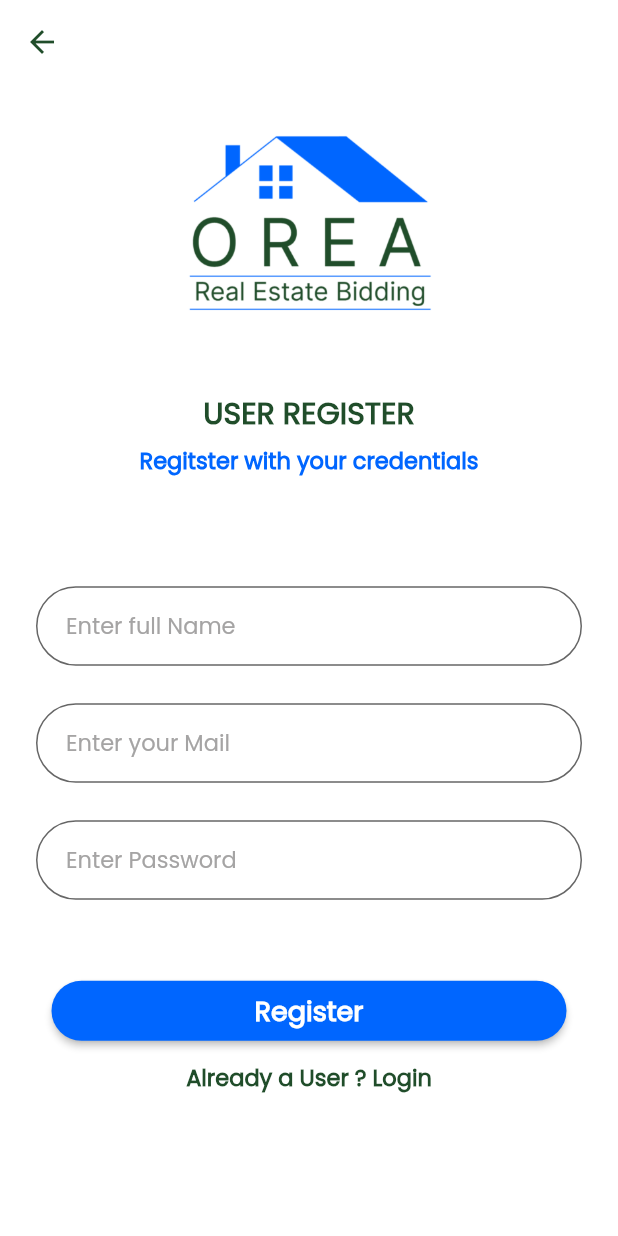
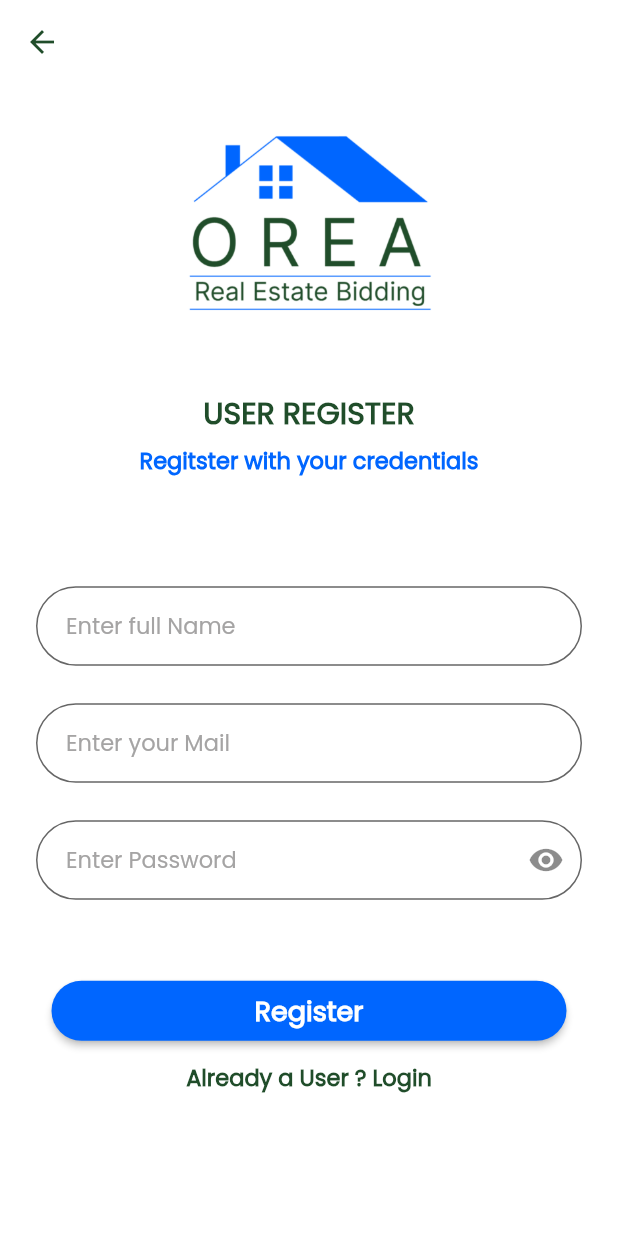
Before and after one commit to saroj-kumar-padhi/orea, a Flutter app: the screen it shows after launch, after a tap on "Sign In", after a tap on "Register", on a phone screen of 412 x 824 dp. Run offline on Flutter 3.47's test engine with Material 2 defaults, Android fonts, the phone set to English and light mode, and no system bars; our stand-ins replace carousel_slider, cloud_firestore, dots_indicator, firebase_auth, firebase_core, firebase_storage and 2 more; missing offline and left inert: jazzcash_flutter; accounts and stored records are empty; network calls fail.

Commit message:
done some changes

```diff
--- a/lib/screens/bid_history/bid_history.dart
+++ b/lib/screens/bid_history/bid_history.dart
@@ -109,10 +109,11 @@ class _BidHistory extends State<BidHistory> {
                               const SizedBox(height: 15),
                               Row(
                                 children: [
-                                  LightText("placed by \n${user!.email}",
+                                  LightText("placed by 'BidUser' name",
                                       deepGreer, 11),
                                 ],
                               ),
+                              LightText("${user!.email}", deepGreer, 11),
                               const SizedBox(height: 5),
                               Row(
                                 children: [
--- a/lib/screens/orea_admin_pannel/orea_admin_pannel.dart
+++ b/lib/screens/orea_admin_pannel/orea_admin_pannel.dart
@@ -1,3 +1,5 @@
+import 'package:Orea/screens/user_singIn/user_signIn.dart';
+import 'package:Orea/screens/welcome_screen/welcome_screen.dart';
 import 'package:firebase_auth/firebase_auth.dart';
 import 'package:flutter/material.dart';
 import 'package:Orea/common_utils/common_utils.dart';
@@ -69,7 +71,7 @@ class _OreaAdmin extends State<OreaAdmin> {
                     Navigator.pushReplacement(
                         context,
                         MaterialPageRoute(
-                            builder: (context) => const AdminUserScreen()));
+                            builder: (context) => const WelcomeScreen()));
                   }, context),
                 ],
               ),
--- a/lib/screens/place_your_bid/place_your_bid.dart
+++ b/lib/screens/place_your_bid/place_your_bid.dart
@@ -45,6 +45,7 @@ class _PlaceYourBidState extends State<PlaceYourBid> {
     final TextEditingController amountContrller = TextEditingController();
     final TextEditingController amountDescription = TextEditingController();
     return Scaffold(
+      resizeToAvoidBottomInset: false,
       backgroundColor: whiteColor,
       appBar: AppBar(
         automaticallyImplyLeading: false,
--- a/lib/screens/skip_user/skip_user.dart
+++ b/lib/screens/skip_user/skip_user.dart
@@ -126,7 +126,7 @@ class _SkipUser extends State<SkipUser> {
                 ),
               ),
               onTap: () {
-                Navigator.of(context).push(
+                Navigator.of(context).pushReplacement(
                     MaterialPageRoute(builder: (context) => AdminSignIn()));
               },
             ),
--- a/lib/screens/user_register/user_register.dart
+++ b/lib/screens/user_register/user_register.dart
@@ -5,13 +5,22 @@ import 'package:Orea/common_utils/image_paths.dart';
 import '../orea_real_estate_bidding/orea_real_estate_bidding.dart';
 import '../user_singIn/user_signIn.dart';
 
-class UserRegister extends StatelessWidget {
+class UserRegister extends StatefulWidget {
   UserRegister({super.key});
 
+  @override
+  State<UserRegister> createState() => _UserRegisterState();
+}
+
+class _UserRegisterState extends State<UserRegister> {
   //editing controllers
   final TextEditingController nameController = TextEditingController();
+
   final TextEditingController emailController = TextEditingController();
+
   final TextEditingController passwordController = TextEditingController();
+
+  bool _obscureText = true;
 
   //formkey
   final _formKey = GlobalKey<FormState>();
@@ -114,20 +123,36 @@ class UserRegister extends StatelessWidget {
                   const SizedBox(height: 25),
                   //PASSWORD FIELD ---------->>>
                   TextFormField(
+                    obscureText: _obscureText,
                     controller: passwordController,
                     autofocus: false,
                     keyboardType: TextInputType.name,
                     decoration: InputDecoration(
                         fillColor: whiteColor,
                         filled: true,
-                      contentPadding: const EdgeInsets.fromLTRB(20, 15, 20, 15),
+                        contentPadding:
+                            const EdgeInsets.fromLTRB(20, 15, 20, 15),
                         hintText: "Enter Password",
                         hintStyle: const TextStyle(
                             fontFamily: "Poppins", color: hint, fontSize: 15),
                         border: OutlineInputBorder(
                             borderRadius: BorderRadius.circular(30),
                             borderSide: const BorderSide(color: deepBlue)),
+                        suffixIcon: GestureDetector(
+                          onTap: () {
+                            setState(() {
+                              _obscureText = !_obscureText;
+                            });
+                          },
+                          child: Icon(
+                            _obscureText
+                                ? Icons.visibility
+                                : Icons.visibility_off,
+                            semanticLabel: _obscureText
+                                ? 'show passowrod'
+                                : 'hide password',
                           ),
+                        )),
                     validator: (value) {
                       //reg expression for passowrd validation
                       RegExp regex = RegExp(r'^.{6,}$');
@@ -178,7 +203,7 @@ class UserRegister extends StatelessWidget {
                   const SizedBox(height: 9),
                   GestureDetector(
                     onTap: () {
-                      Navigator.of(context).push(MaterialPageRoute(
+                      Navigator.of(context).pushReplacement(MaterialPageRoute(
                           builder: (context) => UserSignIn()));
                     },
                     child: BoldText("Already a User ? Login", deepGreer, 15),
--- a/lib/screens/user_singIn/user_signIn.dart
+++ b/lib/screens/user_singIn/user_signIn.dart
@@ -18,7 +18,6 @@ class UserSignIn extends StatefulWidget {
 class _UserSignInState extends State<UserSignIn> {
   //editing controllers
   final TextEditingController emailController = TextEditingController();
-  final TextEditingController nameController = TextEditingController();
 
   final TextEditingController passwordController = TextEditingController();
 
@@ -58,30 +57,6 @@ class _UserSignInState extends State<UserSignIn> {
                   BoldText("Fill your credentials", deepBlue, 15),
                   const SizedBox(height: 43),
 
-                  // name textField
-
-                  TextFormField(
-                    controller: nameController,
-                    autofocus: false,
-                    keyboardType: TextInputType.name,
-                    decoration: InputDecoration(
-                      fillColor: whiteColor,
-                      filled: true,
-                      contentPadding: const EdgeInsets.fromLTRB(20, 15, 20, 15),
-                      hintText: "Enter your Name",
-                      hintStyle: const TextStyle(
-                          fontFamily: "Poppins", color: hint, fontSize: 15),
-                      border: OutlineInputBorder(
-                          borderRadius: BorderRadius.circular(30),
-                          borderSide: const BorderSide(color: deepBlue)),
-                    ),
-                    onSaved: (value) {
-                      emailController.text = value!;
-                    },
-                    textInputAction: TextInputAction.next,
-                  ),
-
-                  const SizedBox(height: 25),
                   // USER EMAIL FIELD ---------->>>
                   TextFormField(
                     controller: emailController,
@@ -124,8 +99,7 @@ class _UserSignInState extends State<UserSignIn> {
                     decoration: InputDecoration(
                       fillColor: whiteColor,
                       filled: true,
-                        contentPadding:
-                            const EdgeInsets.fromLTRB(20, 15, 20, 15),
+                      contentPadding: const EdgeInsets.fromLTRB(20, 15, 20, 15),
                       hintText: "Enter Password",
                       hintStyle: const TextStyle(
                           fontFamily: "Poppins", color: hint, fontSize: 15),
@@ -142,11 +116,11 @@ class _UserSignInState extends State<UserSignIn> {
                           _obscureText
                               ? Icons.visibility
                               : Icons.visibility_off,
-                            semanticLabel: _obscureText
-                                ? 'show password'
-                                : 'hide password',
+                          semanticLabel:
+                              _obscureText ? 'show password' : 'hide password',
                         ),
-                        )),
+                      ),
+                    ),
                     validator: (value) {
                       RegExp regex = RegExp(r'^.{6,}$');
                       if (value!.isEmpty) {
@@ -184,7 +158,6 @@ class _UserSignInState extends State<UserSignIn> {
                               .collection('info')
                               .doc(user!.uid);
                           await userRef.set({
-                            'name': nameController.text,
                             'email': emailController.text,
                             'userUid': u,
                             'phoneNo': "",
```
Also changed, not shown: lib/screens/admin_signIn/admin_signIn.dart (+6 -5 lines), lib/screens/edit_profile/edit_profile.dart (+7 -26 lines), lib/screens/pending_request/pending_request.dart (+1 -10 lines), lib/screens/user_profile/user_profile.dart (+15 -10 lines). Lines whose indentation alone changed are shown as unchanged.
